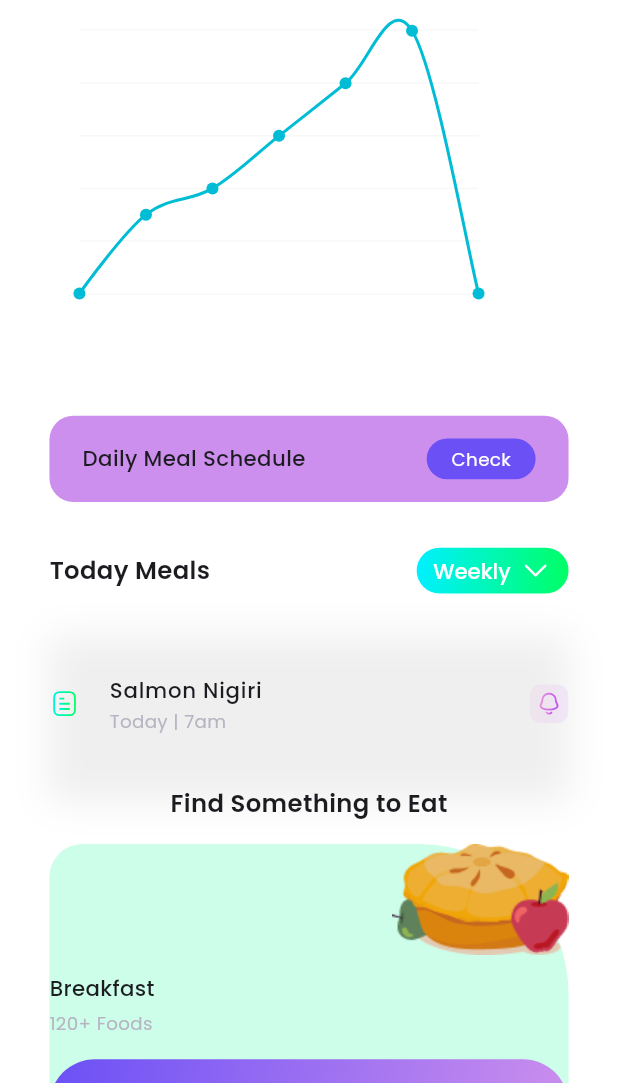
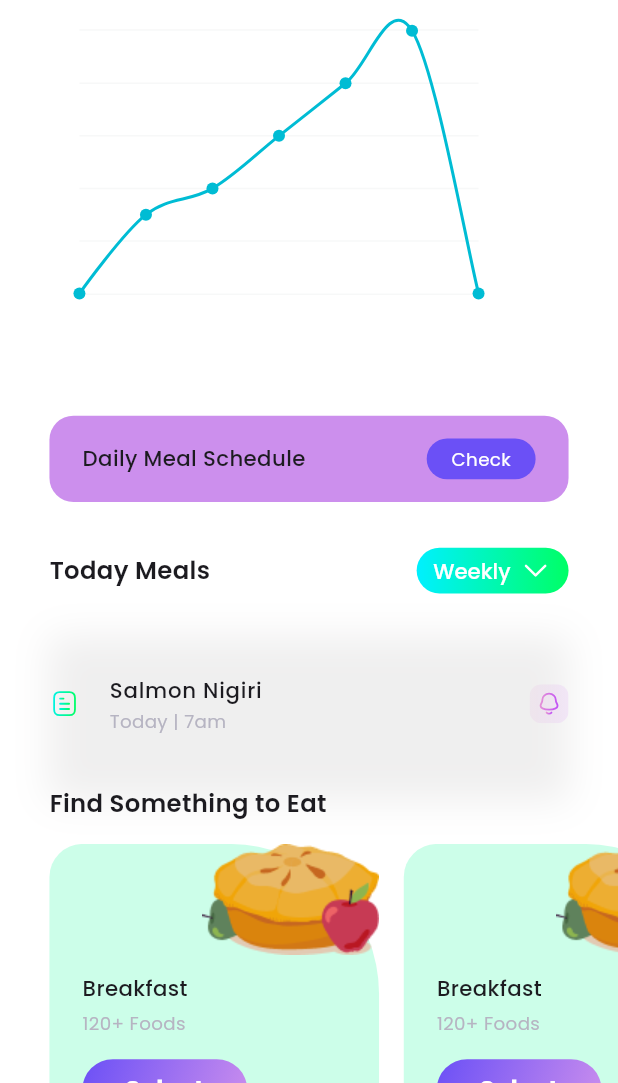
Before and after one commit to aliNassef/FitTrack, a Flutter app: the MealPlannerView screen opened by its route, on a phone screen of 412 x 824 dp, the part 153-1236 px from its top. Run offline on Flutter 3.47's test engine with Material 3 defaults, Android fonts, the phone set to English and light mode, and no system bars; drawn by our look-alikes of fl_chart; our stand-ins replace carousel_slider, device_preview_plus, dio, dotted_border, easy_localization, flutter_bloc and 9 more; accounts and stored records are empty; project files that could hold a hidden picture were left out.

Commit message:
feat(meal_planner): add new widgets and views for meal planner functionality
- Added `CustomSearchBar`, `ExploreMealsListItems`, `PopularMealItem`, `CategoryListItems`, `RecommendedMealListItems`, and `CategoryMealView` widgets
- Updated `MealPlannerView` and `MealPlannerViewBody` to include new widgets and improve layout
- Added `goToIcon` to `AppIcons` and included it in the `PopularMealItem`
- Updated navigation logic to include `CategoryMealView`
- Removed unnecessary padding extension usage in `MealPlannerView`

```diff
--- a/lib/core/utils/app_images.dart
+++ b/lib/core/utils/app_images.dart
@@ -61,6 +61,7 @@ abstract class AppIcons {
       'assets/icons/diffculty_workout_icon.svg';
   static const String schedualeIcon = 'assets/icons/scheduale_workout_icon.svg';
   static const String activeReminderIcon = 'assets/icons/remider_icon.svg';
+  static const String goToIcon = 'assets/icons/go_to_icon.svg';
   static const String inActiveReminderIcon =
       'assets/icons/in_active_reminder_icon.svg';
 
--- a/lib/core/utils/app_router.dart
+++ b/lib/core/utils/app_router.dart
@@ -6,6 +6,7 @@ import '../../features/auth/presentation/views/signup_welcome_view.dart';
 import '../../features/auth/presentation/views/sucess_registration_view.dart';
 import '../../features/home/presentation/views/notification_view.dart';
 import '../../features/layout/presentation/layout_view.dart';
+import '../../features/meal_planner/presentation/view/category_meal_view.dart';
 import '../../features/meal_planner/presentation/view/meal_planner_view.dart';
 import '../../features/onboarding/presentation/views/onboarding_view.dart';
 import '../../features/onboarding/presentation/views/welcome_view.dart';
@@ -66,6 +67,10 @@ Route<dynamic> onGenerateRoute(RouteSettings settings) {
       return MaterialPageRoute(
         builder: (context) => const MealPlannerView(),
       );
+    case CategoryMealView.routeName:
+      return MaterialPageRoute(
+        builder: (context) => const CategoryMealView(),
+      );
     default:
       return MaterialPageRoute(builder: (context) => const Scaffold());
   }
--- a/lib/features/meal_planner/presentation/view/meal_planner_view.dart
+++ b/lib/features/meal_planner/presentation/view/meal_planner_view.dart
@@ -1,4 +1,3 @@
-import 'package:fit_track_app/core/extensions/padding_extension.dart';
 import 'package:flutter/material.dart';
 
 import '../widgets/meal_planner_view_body.dart';
@@ -8,11 +7,11 @@ class MealPlannerView extends StatelessWidget {
   static const routeName = 'meal_planner_view';
   @override
   Widget build(BuildContext context) {
-    return Scaffold(
+    return const Scaffold(
       body: SafeArea(
         bottom: false,
         child: SingleChildScrollView(
-          child: const MealPlannerViewBody().withHorizontalPadding(30),
+          child: MealPlannerViewBody(),
         ),
       ),
     );
--- a/lib/features/meal_planner/presentation/widgets/explore_meal_item.dart
+++ b/lib/features/meal_planner/presentation/widgets/explore_meal_item.dart
@@ -1,5 +1,7 @@
 import 'package:fit_track_app/core/utils/app_images.dart';
+import 'package:fit_track_app/features/meal_planner/presentation/view/category_meal_view.dart';
 import 'package:flutter/material.dart';
+import 'package:flutter_screenutil/flutter_screenutil.dart';
 
 import '../../../../core/helpers/app_spacer.dart';
 import '../../../../core/helpers/default_app_button.dart';
@@ -14,6 +16,12 @@ class ExploreMealItem extends StatelessWidget {
   @override
   Widget build(BuildContext context) {
     return Container(
+      height: 200.h,
+      width: 200.w,
+      padding: EdgeInsets.only(
+        left: 20.w,
+        bottom: 20.h,
+      ),
       decoration: const BoxDecoration(
         color: Color(0xffccfee9),
         borderRadius: BorderRadius.only(
@@ -43,8 +51,15 @@ class ExploreMealItem extends StatelessWidget {
             ),
           ),
           const VerticalSpace(15),
-          const DefaultAppButton(
-            text: 'Select',
+          SizedBox(
+            width: 100.w,
+            height: 40.h,
+            child: DefaultAppButton(
+              onPressed: () {
+                Navigator.pushNamed(context, CategoryMealView.routeName);
+              },
+              text: 'Select',
+            ),
           ),
         ],
       ),
--- /dev/null
+++ b/lib/features/meal_planner/presentation/widgets/explore_meals_list_items.dart
@@ -0,0 +1,32 @@
+
+import 'package:flutter/material.dart';
+import 'package:flutter_screenutil/flutter_screenutil.dart';
+
+import '../../../../core/helpers/app_spacer.dart';
+import 'explore_meal_item.dart';
+
+class ExploreMealsListItems extends StatelessWidget {
+  const ExploreMealsListItems({
+    super.key,
+  });
+
+  @override
+  Widget build(BuildContext context) {
+    return Padding(
+      padding: EdgeInsets.only(left: 30.w),
+      child: SizedBox(
+        height: 220.h,
+        child: ListView.separated(
+          scrollDirection: Axis.horizontal,
+          itemBuilder: (_, index) {
+            return const ExploreMealItem();
+          },
+          separatorBuilder: (_, __) {
+            return const HorizontalSpace(15);
+          },
+          itemCount: 4,
+        ),
+      ),
+    );
+  }
+}
--- a/lib/features/meal_planner/presentation/widgets/meal_planner_view_body.dart
+++ b/lib/features/meal_planner/presentation/widgets/meal_planner_view_body.dart
@@ -1,3 +1,4 @@
+import 'package:fit_track_app/core/extensions/padding_extension.dart';
 import 'package:fit_track_app/core/helpers/app_spacer.dart';
 import 'package:fit_track_app/core/widgets/curve_chart.dart';
 import 'package:fit_track_app/core/widgets/custom_app_bar.dart';
@@ -8,7 +9,7 @@ import '../../../../core/utils/app_colors.dart';
 import '../../../../core/utils/app_gradients.dart';
 import '../../../../core/utils/app_styles.dart';
 import '../../../../core/widgets/title_with_customdropdown.dart';
-import 'explore_meal_item.dart';
+import 'explore_meals_list_items.dart';
 
 class MealPlannerViewBody extends StatelessWidget {
   const MealPlannerViewBody({super.key});
@@ -16,19 +17,20 @@ class MealPlannerViewBody extends StatelessWidget {
   @override
   Widget build(BuildContext context) {
     return Column(
+      crossAxisAlignment: CrossAxisAlignment.start,
       children: [
         CustomAppBar(
           onBackButtonPressed: () {
             Navigator.of(context).pop();
           },
           title: 'Meal Planner',
-        ),
+        ).withHorizontalPadding(30),
         const VerticalSpace(30),
         const TitleWithCustomDropDown(
           title: 'Meal Nutritions',
           gradientColor: AppGradients.purpleGradient,
-        ),
-        const CurveChart(),
+        ).withHorizontalPadding(30),
+        const CurveChart().withHorizontalPadding(30),
         const VerticalSpace(30),
         Container(
           padding: EdgeInsets.symmetric(vertical: 15.h, horizontal: 20.w),
@@ -58,20 +60,21 @@ class MealPlannerViewBody extends StatelessWidget {
               )
             ],
           ),
-        ),
+        ).withHorizontalPadding(30),
         const VerticalSpace(30),
         const TitleWithCustomDropDown(
           title: 'Today Meals',
           gradientColor: AppGradients.greenGradient,
-        ),
+        ).withHorizontalPadding(30),
         const VerticalSpace(18),
-        const MealItem(),
+        const MealItem().withHorizontalPadding(30),
         Text(
           'Find Something to Eat',
           style: AppStyles.semiBold16,
-        ),
+        ).withHorizontalPadding(30),
         const VerticalSpace(15),
-        const ExploreMealItem(),
+        const ExploreMealsListItems(),
+        const VerticalSpace(30),
       ],
     );
   }
```
Also changed, not shown: lib/features/meal_planner/presentation/view/category_meal_view.dart (added, +49 -0 lines), lib/features/meal_planner/presentation/widgets/category_list_items.dart (added, +50 -0 lines), lib/features/meal_planner/presentation/widgets/custom_search_bar.dart (added, +11 -0 lines), lib/features/meal_planner/presentation/widgets/popular_meal_item.dart (added, +38 -0 lines), lib/features/meal_planner/presentation/widgets/recommended_meal_list_items.dart (added, +60 -0 lines), assets/icons/go_to_icon.svg (added), 4 other files.
